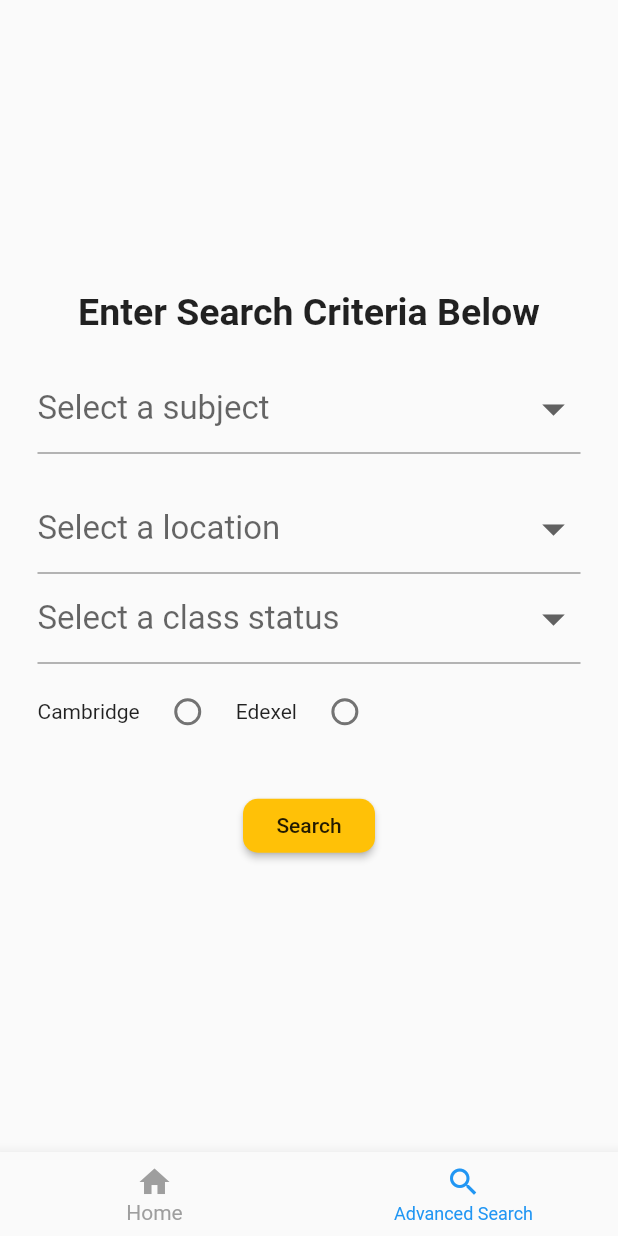
After one commit to RateMyTutor/rateMyTutor, a Flutter app: the BottomNavBar screen opened by its route, swiped to page 2, on a phone screen of 412 x 824 dp. The commit adds this screen. Run offline on Flutter 3.47's test engine with Material 2 defaults, Android fonts, the phone set to English and light mode, and no system bars; our stand-ins replace cloud_firestore, firebase_auth, firebase_core, flutter_signin_button, google_sign_in, modal_progress_hud and 1 more; missing offline and left inert: flutter_login_facebook, flutter_search_bar; accounts and stored records are empty.

Commit message:
Advanced Search, bottom nav bar

```diff
--- /dev/null
+++ b/lib/Models/Query.dart
@@ -0,0 +1,10 @@
+class Query{
+
+  String queryLocation;
+  String querySubject;
+  String queryClassStatus;
+  String queryCurriculum;
+
+  Query({this.queryLocation,this.queryClassStatus,this.queryCurriculum,this.querySubject});
+
+}
--- /dev/null
+++ b/lib/Screens/advancedSearch.dart
@@ -0,0 +1,222 @@
+
+import 'package:flutter/material.dart';
+import 'package:rate_my_tutor/Models/Query.dart';
+import 'package:rate_my_tutor/Screens/advancedSearchResults.dart';
+
+class AdvancedSearch extends StatefulWidget {
+  static String advancedSearchPageID = "advancedSearchPage";
+  @override
+  _AdvancedSearchState createState() => _AdvancedSearchState();
+}
+
+class _AdvancedSearchState extends State<AdvancedSearch> {
+  String location;
+  String subject;
+  String selectedCurriculum;
+  String classStatus;
+  int selectedRadio;
+
+  List curriculum = [
+    "Cambridge", "Edexel"
+  ];
+
+  List classStatusOptions =  [
+    "Olevels", "Alevels (AS)", "Alevels (A2)"
+  ];
+  List subjectOptions = [
+    "Physics", "Math", "Biology", "Chemistry", "Computing Science", "Accounting","Economics", "Business Studies", "Psychology"
+  ];
+
+  List locationOptions = [
+    'Banani', 'Gulshan 2', 'Bashundhara', 'Gulshan 1', 'Baridhara', 'Uttara', 'Dhanmondi', 'Mohakhali',
+    'Mirpur', 'Mohammadpur','Elephant road'
+  ];
+
+
+  GlobalKey<FormState> formkey = GlobalKey<FormState>();
+
+  @override
+  void initState() {
+    // TODO: implement initState
+    super.initState();
+    selectedRadio = -1;
+  }
+
+  void setSelectedRadio(int val){
+    setState(() {
+      selectedRadio = val;
+    });
+  }
+
+  @override
+  Widget build(BuildContext context) {
+    return Scaffold(
+      body: Padding(
+        padding: EdgeInsets.all(
+            25.0
+        ),
+        child: Center(
+          child: Form(
+            autovalidateMode: AutovalidateMode.always,
+            key: formkey,
+            child: Column(
+              mainAxisAlignment: MainAxisAlignment.center,
+              children: [
+                Text(
+                  "Enter Search Criteria Below",
+                  style: TextStyle(
+                    fontWeight: FontWeight.bold,
+                    fontSize: 25.0,
+                  ),
+                ),
+                SizedBox(
+                  height: 20.0,
+                ),
+
+                DropdownButtonFormField(
+
+                  hint: Text("Select a subject"),
+                  dropdownColor: Colors.grey,
+                  icon: Icon(Icons.arrow_drop_down),
+                  iconSize: 36,
+                  isExpanded: true,
+                  style: TextStyle(
+                      color: Colors.black,
+                      fontSize: 22
+                  ),
+                  value: subject,
+                  onChanged: (newValue) {
+                    setState((){
+                      subject  = newValue;
+                    });
+                  },
+                  items: subjectOptions.map((valueItem){
+                    return DropdownMenuItem(
+                      value: valueItem,
+                      child: Text(valueItem),
+                    );
+                  }).toList(),
+                ),
+                SizedBox(
+                  height: 20.0,
+                ),
+                DropdownButtonFormField(
+
+                  hint: Text("Select a location"),
+                  dropdownColor: Colors.grey,
+                  icon: Icon(Icons.arrow_drop_down),
+                  iconSize: 36,
+                  isExpanded: true,
+                  style: TextStyle(
+                      color: Colors.black,
+                      fontSize: 22
+                  ),
+                  value: location,
+                  onChanged: (newValue) {
+                    setState((){
+                      location = newValue;
+                    });
+                  },
+                  items: locationOptions.map((valueItem){
+                    return DropdownMenuItem(
+                      value: valueItem,
+                      child: Text(valueItem),
+                    );
+                  }).toList(),
+                ),
+                DropdownButtonFormField(
+                  hint: Text("Select a class status"),
+                  dropdownColor: Colors.grey,
+                  icon: Icon(Icons.arrow_drop_down),
+                  iconSize: 36,
+                  isExpanded:true,
+                  style: TextStyle(
+                      color: Colors.black,
+                      fontSize: 22
+                  ),
+                  value: classStatus,
+                  onChanged: (newValue) {
+                    setState((){
+                      classStatus  = newValue;
+                    });
+                  },
+                  items: classStatusOptions.map((valueItem){
+                    return DropdownMenuItem(
+                      value: valueItem,
+                      child: Text(valueItem),
+                    );
+                  }).toList(),
+                ),
+
+                Row(
+                  children: [
+                    Text(curriculum[0]),
+                    ButtonBar(
+                      alignment: MainAxisAlignment.center,
+                      children: [
+                        Radio(
+                          value: 0,
+                          groupValue: selectedRadio,
+                          activeColor: Colors.blue,
+                          onChanged: (val){
+                            setSelectedRadio(val);
+                            selectedCurriculum = curriculum[selectedRadio];
+                            print("Selected Curriculum: " + selectedCurriculum);
+                          },
+                        ),
+                        Text(curriculum[1]),
+                        Radio(
+                          value: 1,
+                          groupValue: selectedRadio,
+                          activeColor: Colors.blue,
+                          onChanged: (val){
+                            setSelectedRadio(val);
+                            selectedCurriculum = curriculum[selectedRadio];
+                            print("Selected Curriculum: " + selectedCurriculum);
+                          },
+                        ),
+
+                      ],
+                    )
+                  ],
+                ),
+                SizedBox(
+                  height: 20.0,
+                ),
+                RaisedButton(
+                  onPressed: () async {
+                    //create new Query object
+                    Query query = Query(queryLocation: location, queryClassStatus: classStatus,
+                        queryCurriculum: selectedCurriculum,querySubject: subject);
+
+                    //now push to the search results page
+                    Navigator.push(
+                      context,
+                      MaterialPageRoute(
+                        builder: (context) => AdvancedSearchResults(queryObject: query),
+                      ),
+                    );
+                  },
+                  color: Colors.amber,
+                  shape: RoundedRectangleBorder(
+                    borderRadius: BorderRadius.circular(10.0),
+                  ),
+                  child: Text("Search"),
+                ),
+              ],
+            ),
+          ),
+        ),
+      ),
+    );
+  }//build
+
+  void validate() async {
+    // if(formkey.currentState.validate()){
+    //   await addUserToDb(uAuth.currentUser);
+    //   Navigator.pushNamed(context, HomePage.homePageID);
+    // }else{
+    //   print("Failed validation");
+    // }
+  }
+}
--- a/lib/Screens/loginPage.dart
+++ b/lib/Screens/loginPage.dart
@@ -5,6 +5,7 @@ import 'package:firebase_auth/firebase_auth.dart';
 import 'package:rate_my_tutor/Screens/tutorPage.dart';
 
 import 'package:rate_my_tutor/Screens/firstTimeLogin.dart';
+import 'package:rate_my_tutor/Utilities/bottomNavBar.dart';
 
 import 'signUpPage.dart';
 import 'homePage.dart';
@@ -15,6 +16,7 @@ import 'package:flutter_signin_button/flutter_signin_button.dart';
 import 'package:modal_progress_hud/modal_progress_hud.dart';
 import 'package:provider/provider.dart';
 import 'package:rate_my_tutor/auth_bloc.dart';
+import 'package:sizer/sizer.dart';
 
 class LoginPage extends StatefulWidget {
 
@@ -179,7 +181,7 @@ class _LoginPageState extends State<LoginPage> {
                            print("Confirmed First time : So go to firstTime page");
                            Navigator.pushNamed(context, FirstTimeLogin.firstTimeLoginPage);
                          }else{
-                           Navigator.pushNamed(context, HomePage.homePageID);
+                           Navigator.pushNamed(context, BottomNavBar.bottomNavBarID);
                          }
                          print("hello");
                          print(user.displayName);
--- a/lib/Screens/tutorSearch.dart
+++ b/lib/Screens/tutorSearch.dart
@@ -1,4 +1,4 @@
-import 'package:cloud_firestore/cloud_firestore.dart';
+ import 'package:cloud_firestore/cloud_firestore.dart';
 import 'package:firebase_auth/firebase_auth.dart';
 import 'package:flutter/material.dart';
 import 'package:rate_my_tutor/Models/Tutor.dart';
--- /dev/null
+++ b/lib/Utilities/bottomNavBar.dart
@@ -0,0 +1,63 @@
+import 'package:flutter/material.dart';
+import 'package:rate_my_tutor/Screens/advancedSearch.dart';
+import 'package:rate_my_tutor/Screens/homePage.dart';
+
+class BottomNavBar extends StatefulWidget {
+  static String bottomNavBarID = "bottomNavBar";
+  @override
+  _BottomNavBarState createState() => _BottomNavBarState();
+}
+
+class _BottomNavBarState extends State<BottomNavBar> {
+  PageController _pageController = PageController();
+  List<Widget> _screens = [
+    HomePage(), AdvancedSearch()
+  ];
+
+  void _onItemTapped(int selectedIndex){
+    _pageController.jumpToPage(selectedIndex);
+  }
+
+  int _selectedIndex = 0;
+  void _onPageChanged(int index){
+    setState(() {
+      _selectedIndex = index;
+    });
+  }
+
+
+  @override
+  Widget build(BuildContext context) {
+    return Scaffold(
+      body: PageView(
+        controller: _pageController,
+        children: _screens,
+        onPageChanged: _onPageChanged,
+        physics: NeverScrollableScrollPhysics(),
+      ),
+      bottomNavigationBar: BottomNavigationBar(
+        onTap: _onItemTapped,
+        items: [
+          BottomNavigationBarItem(
+            icon: Icon(
+                Icons.home,
+               // color: _selectedIndex == 0 ? Colors.blue : Colors.grey,
+            ),
+            label: "Home",
+          ),
+          BottomNavigationBarItem(
+            icon: Icon(
+              Icons.search,
+             // color: _selectedIndex == 1 ? Colors.blue : Colors.grey,
+            ),
+            label: "Advanced Search",
+          ),
+        ],
+
+        selectedItemColor: _selectedIndex == 0 ? Colors.blue : Colors.grey,
+        unselectedItemColor: _selectedIndex == 1 ? Colors.blue:Colors.grey,
+
+      ),
+    );
+  }
+}
--- a/lib/main.dart
+++ b/lib/main.dart
@@ -1,5 +1,6 @@
 
 import 'package:provider/provider.dart';
+import 'package:rate_my_tutor/Screens/advancedSearch.dart';
 
 import 'Screens/homePage.dart';
 import 'Screens/loginPage.dart';
@@ -8,8 +9,10 @@ import 'package:flutter/material.dart';
 import 'package:flutter/widgets.dart';
 import 'Screens/signUpPage.dart';
 import 'Screens/firstTimeLogin.dart';
+import 'Utilities/bottomNavBar.dart';
 import 'package:firebase_core/firebase_core.dart';
 import 'auth_bloc.dart';
+
 
 
 
@@ -34,6 +37,8 @@ class Setup extends StatelessWidget {
           SignUpPage.signUpPageID : (context) => SignUpPage(),
           HomePage.homePageID : (context) => HomePage(),
           FirstTimeLogin.firstTimeLoginPage : (context) => FirstTimeLogin(),
+          AdvancedSearch.advancedSearchPageID : (context) => AdvancedSearch(),
+          BottomNavBar.bottomNavBarID : (context) => BottomNavBar(),
         },
       ),
     );
--- a/pubspec.yaml
+++ b/pubspec.yaml
@@ -38,6 +38,7 @@ dependencies:
   google_sign_in: ^4.5.6
   provider: ^4.3.2+3
   form_field_validator: ^1.0.1
+  sizer: ^1.1.8
 
 
 
```
Also changed, not shown: lib/Backend/Database.dart (added, +31 -0 lines), lib/Screens/advancedSearchResults.dart (added, +75 -0 lines), lib/Screens/homePage.dart (+8 -3 lines), pubspec.lock.
